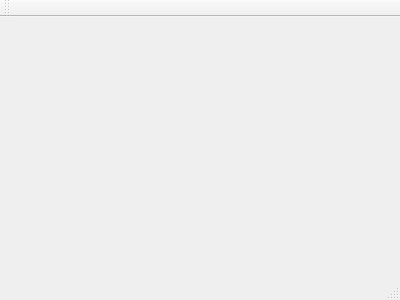
This is UOHP/Client/mainwindow.ui in loloman333/Ultimatives_Osterhasen_Hilfsprogramm as Qt 5 draws it before an edit. The edited form follows.
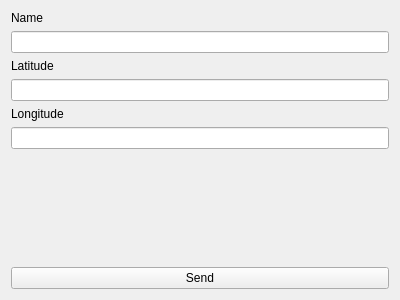
This is the edited form.

What changed in the file:
```diff
--- a/UOHP/Client/mainwindow.ui
+++ b/UOHP/Client/mainwindow.ui
@@ -12,13 +12,76 @@
   <property name="windowTitle" >
    <string>MainWindow</string>
   </property>
-  <widget class="QMenuBar" name="menuBar" />
-  <widget class="QToolBar" name="mainToolBar" />
-  <widget class="QWidget" name="centralWidget" />
-  <widget class="QStatusBar" name="statusBar" />
+  <widget class="QWidget" name="centralWidget">
+   <layout class="QHBoxLayout" name="horizontalLayout">
+    <item>
+     <layout class="QVBoxLayout" name="verticalLayout">
+      <item>
+       <widget class="QLabel" name="label">
+        <property name="text">
+         <string>Name</string>
+        </property>
+       </widget>
+      </item>
+      <item>
+       <widget class="QLineEdit" name="nameEdit"/>
+      </item>
+      <item>
+       <widget class="QLabel" name="label_2">
+        <property name="text">
+         <string>Latitude</string>
+        </property>
+       </widget>
+      </item>
+      <item>
+       <widget class="QLineEdit" name="latEdit"/>
+      </item>
+      <item>
+       <widget class="QLabel" name="label_3">
+        <property name="text">
+         <string>Longitude</string>
+        </property>
+       </widget>
+      </item>
+      <item>
+       <widget class="QLineEdit" name="lonEdit"/>
+      </item>
+      <item>
+       <spacer name="verticalSpacer">
+        <property name="orientation">
+         <enum>Qt::Vertical</enum>
+        </property>
+        <property name="sizeHint" stdset="0">
+         <size>
+          <width>20</width>
+          <height>40</height>
+         </size>
+        </property>
+       </spacer>
+      </item>
+      <item>
+       <widget class="QPushButton" name="pushButton">
+        <property name="text">
+         <string>Send</string>
+        </property>
+       </widget>
+      </item>
+     </layout>
+    </item>
+   </layout>
+  </widget>
+  <widget class="QMenuBar" name="menuBar">
+   <property name="geometry">
+    <rect>
+     <x>0</x>
+     <y>0</y>
+     <width>400</width>
+     <height>26</height>
+    </rect>
+   </property>
+  </widget>
  </widget>
- <layoutDefault spacing="6" margin="11" />
- <pixmapfunction></pixmapfunction>
+ <layoutdefault spacing="6" margin="11"/>
  <resources/>
  <connections/>
 </ui>
```
Left out of the diff: 9 changed lines with no effect on the pictures.
